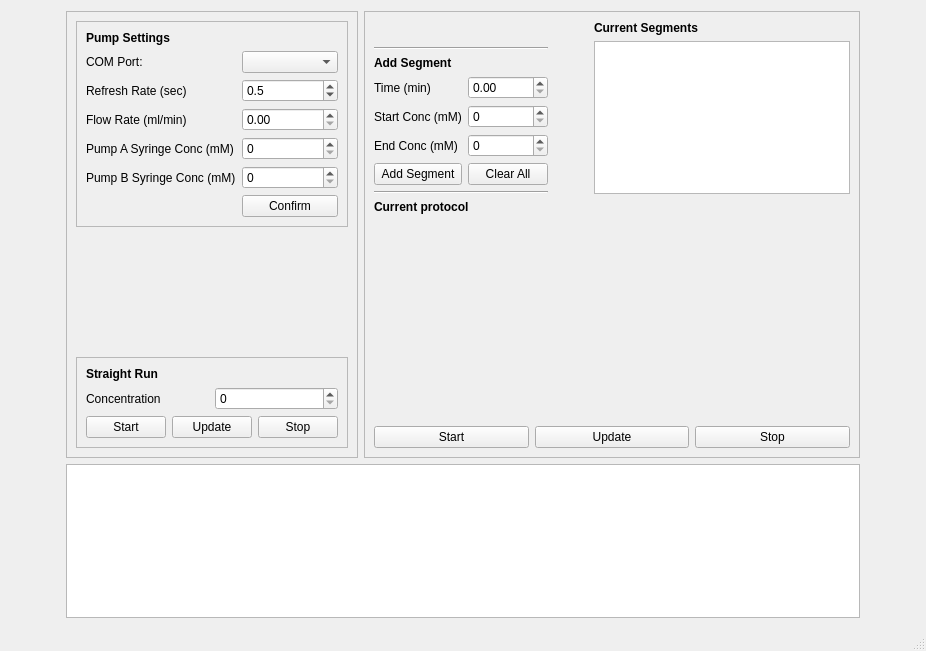
beowulfey/PumpController, file src/pumpcontroller/ui/form.ui: the form before one commit.
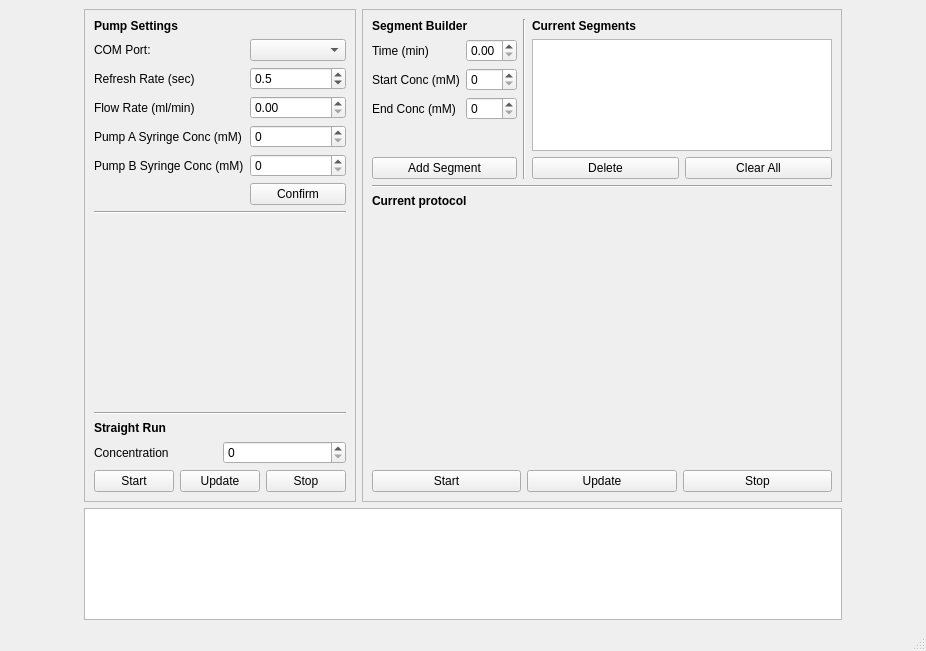
The form after the commit. Custom widgets are drawn as their Qt base class.

Commit message: added delete function to segments. added update protocol button, if that glitches out. updated version.

What changed in the file:
```diff
--- a/src/pumpcontroller/ui/form.ui
+++ b/src/pumpcontroller/ui/form.ui
@@ -1,7 +1,7 @@
 <?xml version="1.0" encoding="UTF-8"?>
 <ui version="4.0">
- <class>PumPyWorm</class>
- <widget class="QMainWindow" name="PumPyWorm">
+ <class>PumpController</class>
+ <widget class="QMainWindow" name="PumpController">
   <property name="geometry">
    <rect>
     <x>0</x>
@@ -43,55 +43,7 @@
       </property>
       <layout class="QGridLayout" name="gridLayout_5">
        <item row="0" column="0">
-        <layout class="QVBoxLayout" name="verticalLayout_5">
-         <item>
-          <widget class="QFrame" name="frame_4">
-           <property name="frameShape">
-            <enum>QFrame::StyledPanel</enum>
-           </property>
-           <property name="frameShadow">
-            <enum>QFrame::Raised</enum>
-           </property>
-           <layout class="QVBoxLayout" name="verticalLayout_4">
-            <item>
              <layout class="QGridLayout" name="gridLayout_2">
-              <item row="2" column="1">
-               <widget class="QComboBox" name="combo_com"/>
-              </item>
-              <item row="6" column="0">
-               <widget class="QLabel" name="label_6">
-                <property name="text">
-                 <string>Pump B Syringe Conc (mM)</string>
-                </property>
-               </widget>
-              </item>
-              <item row="5" column="1">
-               <widget class="QSpinBox" name="spin_pac">
-                <property name="maximum">
-                 <number>200</number>
-                </property>
-               </widget>
-              </item>
-              <item row="1" column="0" colspan="2">
-               <widget class="QLabel" name="label_7">
-                <property name="font">
-                 <font>
-                  <family>.AppleSystemUIFont</family>
-                  <bold>true</bold>
-                 </font>
-                </property>
-                <property name="text">
-                 <string>Pump Settings</string>
-                </property>
-               </widget>
-              </item>
-              <item row="6" column="1">
-               <widget class="QSpinBox" name="spin_pbc">
-                <property name="maximum">
-                 <number>200</number>
-                </property>
-               </widget>
-              </item>
               <item row="5" column="0">
                <widget class="QLabel" name="label_5">
                 <property name="text">
@@ -99,6 +51,37 @@
                 </property>
                </widget>
               </item>
+         <item row="6" column="1">
+          <widget class="QSpinBox" name="spin_pbc">
+           <property name="maximum">
+            <number>200</number>
+           </property>
+          </widget>
+         </item>
+         <item row="4" column="0">
+          <widget class="QLabel" name="label_4">
+           <property name="text">
+            <string>Flow Rate (ml/min)</string>
+           </property>
+          </widget>
+         </item>
+         <item row="5" column="1">
+          <widget class="QSpinBox" name="spin_pac">
+           <property name="maximum">
+            <number>200</number>
+           </property>
+          </widget>
+         </item>
+         <item row="6" column="0">
+          <widget class="QLabel" name="label_6">
+           <property name="text">
+            <string>Pump B Syringe Conc (mM)</string>
+           </property>
+          </widget>
+         </item>
+         <item row="4" column="1">
+          <widget class="QDoubleSpinBox" name="spin_flow_rate"/>
+         </item>
               <item row="7" column="1">
                <widget class="QPushButton" name="but_confirm_settings">
                 <property name="text">
@@ -106,30 +89,6 @@
                 </property>
                </widget>
               </item>
-              <item row="4" column="1">
-               <widget class="QDoubleSpinBox" name="spin_flow_rate"/>
-              </item>
-              <item row="3" column="0">
-               <widget class="QLabel" name="label_2">
-                <property name="text">
-                 <string>Refresh Rate (sec)</string>
-                </property>
-               </widget>
-              </item>
-              <item row="2" column="0">
-               <widget class="QLabel" name="label">
-                <property name="text">
-                 <string>COM Port:</string>
-                </property>
-               </widget>
-              </item>
-              <item row="4" column="0">
-               <widget class="QLabel" name="label_4">
-                <property name="text">
-                 <string>Flow Rate (ml/min)</string>
-                </property>
-               </widget>
-              </item>
               <item row="3" column="1">
                <widget class="QDoubleSpinBox" name="spin_refresh">
                 <property name="decimals">
@@ -152,34 +111,46 @@
                 </property>
                </widget>
               </item>
-             </layout>
-            </item>
-           </layout>
+         <item row="3" column="0">
+          <widget class="QLabel" name="label_2">
+           <property name="text">
+            <string>Refresh Rate (sec)</string>
+           </property>
+          </widget>
+         </item>
+         <item row="2" column="1">
+          <widget class="QComboBox" name="combo_com"/>
+         </item>
+         <item row="2" column="0">
+          <widget class="QLabel" name="label">
+           <property name="text">
+            <string>COM Port:</string>
+           </property>
           </widget>
          </item>
-         <item>
-          <spacer name="verticalSpacer_2">
+         <item row="1" column="0" colspan="2">
+          <widget class="QLabel" name="label_7">
+           <property name="font">
+            <font>
+             <family>.AppleSystemUIFont</family>
+             <bold>true</bold>
+            </font>
+           </property>
+           <property name="text">
+            <string>Pump Settings</string>
+           </property>
+          </widget>
+         </item>
+        </layout>
+       </item>
+       <item row="1" column="0">
+        <widget class="Line" name="line_2">
            <property name="orientation">
-            <enum>Qt::Vertical</enum>
-           </property>
-           <property name="sizeHint" stdset="0">
-            <size>
-             <width>20</width>
-             <height>40</height>
-            </size>
-           </property>
-          </spacer>
-         </item>
-         <item>
-          <widget class="QFrame" name="frame">
-           <property name="frameShape">
-            <enum>QFrame::StyledPanel</enum>
-           </property>
-           <property name="frameShadow">
-            <enum>QFrame::Raised</enum>
-           </property>
-           <layout class="QVBoxLayout" name="verticalLayout">
-            <item>
+          <enum>Qt::Horizontal</enum>
+         </property>
+        </widget>
+       </item>
+       <item row="4" column="0">
              <layout class="QGridLayout" name="gridLayout_3">
               <item row="2" column="1">
                <widget class="QSpinBox" name="spin_straight_conc"/>
@@ -231,10 +202,25 @@
               </item>
              </layout>
             </item>
-           </layout>
-          </widget>
-         </item>
-        </layout>
+       <item row="3" column="0">
+        <widget class="Line" name="line_4">
+         <property name="orientation">
+          <enum>Qt::Horizontal</enum>
+         </property>
+        </widget>
+       </item>
+       <item row="2" column="0">
+        <spacer name="verticalSpacer_2">
+         <property name="orientation">
+          <enum>Qt::Vertical</enum>
+         </property>
+         <property name="sizeHint" stdset="0">
+          <size>
+           <width>20</width>
+           <height>82</height>
+          </size>
+         </property>
+        </spacer>
        </item>
       </layout>
      </widget>
@@ -288,27 +274,8 @@
       </property>
       <layout class="QVBoxLayout" name="verticalLayout_2">
        <item>
-        <layout class="QHBoxLayout" name="horizontalLayout_4">
-         <property name="sizeConstraint">
-          <enum>QLayout::SetMinimumSize</enum>
-         </property>
-         <item>
           <layout class="QGridLayout" name="gridLayout_4">
-           <item row="3" column="0">
-            <widget class="QLabel" name="label_15">
-             <property name="text">
-              <string>Time (min)</string>
-             </property>
-            </widget>
-           </item>
-           <item row="4" column="1">
-            <widget class="QSpinBox" name="spin_start_conc">
-             <property name="singleStep">
-              <number>10</number>
-             </property>
-            </widget>
-           </item>
-           <item row="3" column="1">
+         <item row="1" column="2">
             <widget class="QDoubleSpinBox" name="spin_seg_time">
              <property name="maximum">
               <double>2.000000000000000</double>
@@ -321,143 +288,157 @@
              </property>
             </widget>
            </item>
+         <item row="5" column="4">
+          <widget class="QPushButton" name="but_delete_segment">
+           <property name="text">
+            <string>Delete</string>
+           </property>
+          </widget>
+         </item>
+         <item row="2" column="2">
+          <widget class="QSpinBox" name="spin_start_conc">
+           <property name="singleStep">
+            <number>10</number>
+           </property>
+          </widget>
+         </item>
            <item row="1" column="0" colspan="2">
-            <widget class="Line" name="line">
+          <widget class="QLabel" name="label_15">
+           <property name="text">
+            <string>Time (min)</string>
+           </property>
+          </widget>
+         </item>
+         <item row="0" column="3" rowspan="6">
+          <widget class="Line" name="line_3">
              <property name="orientation">
-              <enum>Qt::Horizontal</enum>
+            <enum>Qt::Vertical</enum>
              </property>
             </widget>
            </item>
-           <item row="4" column="0">
+         <item row="0" column="0" colspan="3">
+          <widget class="QLabel" name="label_18">
+           <property name="font">
+            <font>
+             <family>.AppleSystemUIFont</family>
+             <bold>true</bold>
+            </font>
+           </property>
+           <property name="text">
+            <string>Segment Builder</string>
+           </property>
+          </widget>
+         </item>
+         <item row="0" column="4" colspan="2">
+          <widget class="QLabel" name="label_19">
+           <property name="font">
+            <font>
+             <family>.AppleSystemUIFont</family>
+             <bold>true</bold>
+            </font>
+           </property>
+           <property name="text">
+            <string>Current Segments</string>
+           </property>
+          </widget>
+         </item>
+         <item row="5" column="0" colspan="3">
+          <widget class="QPushButton" name="but_add_segment">
+           <property name="text">
+            <string>Add Segment</string>
+           </property>
+          </widget>
+         </item>
+         <item row="5" column="5">
+          <widget class="QPushButton" name="but_clear_segments">
+           <property name="text">
+            <string>Clear All</string>
+           </property>
+          </widget>
+         </item>
+         <item row="3" column="2">
+          <widget class="QSpinBox" name="spin_end_conc">
+           <property name="singleStep">
+            <number>10</number>
+           </property>
+          </widget>
+         </item>
+         <item row="2" column="0" colspan="2">
             <widget class="QLabel" name="label_17">
              <property name="text">
               <string>Start Conc (mM)</string>
              </property>
             </widget>
            </item>
-           <item row="5" column="0">
+         <item row="3" column="0" colspan="2">
             <widget class="QLabel" name="label_16">
              <property name="text">
               <string>End Conc (mM)</string>
              </property>
             </widget>
            </item>
-           <item row="6" column="1">
-            <widget class="QPushButton" name="but_clear_segments">
-             <property name="text">
-              <string>Clear All</string>
-             </property>
-            </widget>
-           </item>
-           <item row="6" column="0">
-            <widget class="QPushButton" name="but_add_segment">
-             <property name="text">
-              <string>Add Segment</string>
-             </property>
-            </widget>
-           </item>
-           <item row="0" column="0">
-            <spacer name="verticalSpacer">
-             <property name="orientation">
-              <enum>Qt::Vertical</enum>
-             </property>
-             <property name="sizeHint" stdset="0">
-              <size>
-               <width>20</width>
-               <height>40</height>
-              </size>
-             </property>
-            </spacer>
-           </item>
-           <item row="2" column="0" colspan="2">
-            <widget class="QLabel" name="label_18">
-             <property name="font">
-              <font>
-               <family>.AppleSystemUIFont</family>
-               <bold>true</bold>
-              </font>
-             </property>
-             <property name="text">
-              <string>Add Segment</string>
-             </property>
-            </widget>
-           </item>
-           <item row="5" column="1">
-            <widget class="QSpinBox" name="spin_end_conc">
-             <property name="singleStep">
-              <number>10</number>
-             </property>
-            </widget>
-           </item>
-           <item row="7" column="0" colspan="2">
-            <widget class="Line" name="line_2">
-             <property name="orientation">
-              <enum>Qt::Horizontal</enum>
-             </property>
-            </widget>
-           </item>
-          </layout>
-         </item>
-         <item>
-          <spacer name="horizontalSpacer_3">
-           <property name="orientation">
-            <enum>Qt::Horizontal</enum>
-           </property>
-           <property name="sizeHint" stdset="0">
-            <size>
-             <width>40</width>
-             <height>20</height>
-            </size>
-           </property>
-          </spacer>
-         </item>
-         <item>
-          <layout class="QVBoxLayout" name="verticalLayout_7" stretch="0,1">
-           <item>
-            <widget class="QLabel" name="label_19">
-             <property name="font">
-              <font>
-               <family>.AppleSystemUIFont</family>
-               <bold>true</bold>
-              </font>
-             </property>
-             <property name="text">
-              <string>Current Segments</string>
-             </property>
-            </widget>
-           </item>
-           <item>
+         <item row="1" column="4" rowspan="4" colspan="2">
             <widget class="QTableView" name="table_segments">
              <property name="sizePolicy">
-              <sizepolicy hsizetype="Fixed" vsizetype="Expanding">
+            <sizepolicy hsizetype="Fixed" vsizetype="Preferred">
                <horstretch>0</horstretch>
                <verstretch>0</verstretch>
               </sizepolicy>
              </property>
+           <property name="minimumSize">
+            <size>
+             <width>300</width>
+             <height>100</height>
+            </size>
+           </property>
              <property name="sizeAdjustPolicy">
               <enum>QAbstractScrollArea::AdjustIgnored</enum>
              </property>
+           <property name="editTriggers">
+            <set>QAbstractItemView::SelectedClicked</set>
+           </property>
+           <property name="showDropIndicator" stdset="0">
+            <bool>false</bool>
+           </property>
              <property name="dragEnabled">
-              <bool>true</bool>
+            <bool>false</bool>
              </property>
              <property name="dragDropMode">
-              <enum>QAbstractItemView::DragDrop</enum>
+            <enum>QAbstractItemView::NoDragDrop</enum>
              </property>
              <property name="alternatingRowColors">
               <bool>true</bool>
              </property>
              <property name="selectionMode">
-              <enum>QAbstractItemView::ExtendedSelection</enum>
+            <enum>QAbstractItemView::SingleSelection</enum>
              </property>
              <property name="selectionBehavior">
               <enum>QAbstractItemView::SelectRows</enum>
              </property>
             </widget>
            </item>
-          </layout>
+         <item row="4" column="0" colspan="3">
+          <spacer name="verticalSpacer">
+           <property name="orientation">
+            <enum>Qt::Vertical</enum>
+           </property>
+           <property name="sizeHint" stdset="0">
+            <size>
+             <width>20</width>
+             <height>40</height>
+            </size>
+           </property>
+          </spacer>
          </item>
         </layout>
        </item>
+       <item>
+        <widget class="Line" name="line">
+         <property name="orientation">
+          <enum>Qt::Horizontal</enum>
+         </property>
+        </widget>
+       </item>
        <item>
         <widget class="QLabel" name="label_20">
          <property name="font">
@@ -482,7 +463,7 @@
          <property name="minimumSize">
           <size>
            <width>100</width>
-           <height>200</height>
+           <height>250</height>
           </size>
          </property>
         </widget>
```
Left out of the diff: 3 changed lines with no effect on the pictures. Lines whose indentation alone changed are shown as unchanged. The commit also changes 4 other files.
